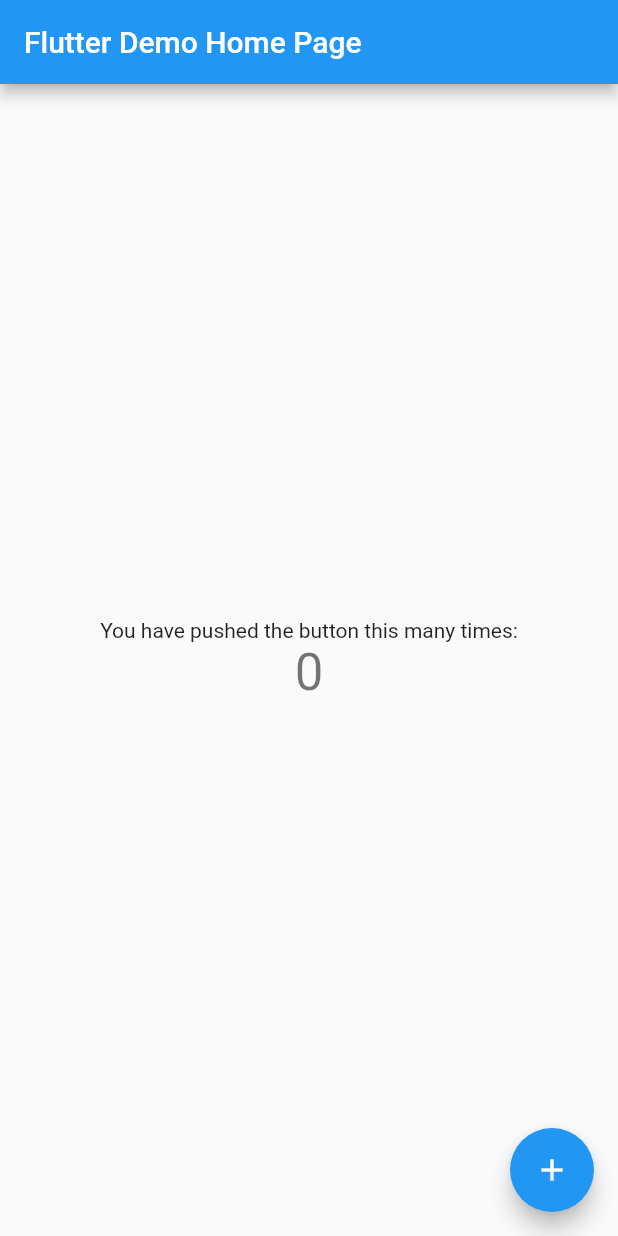
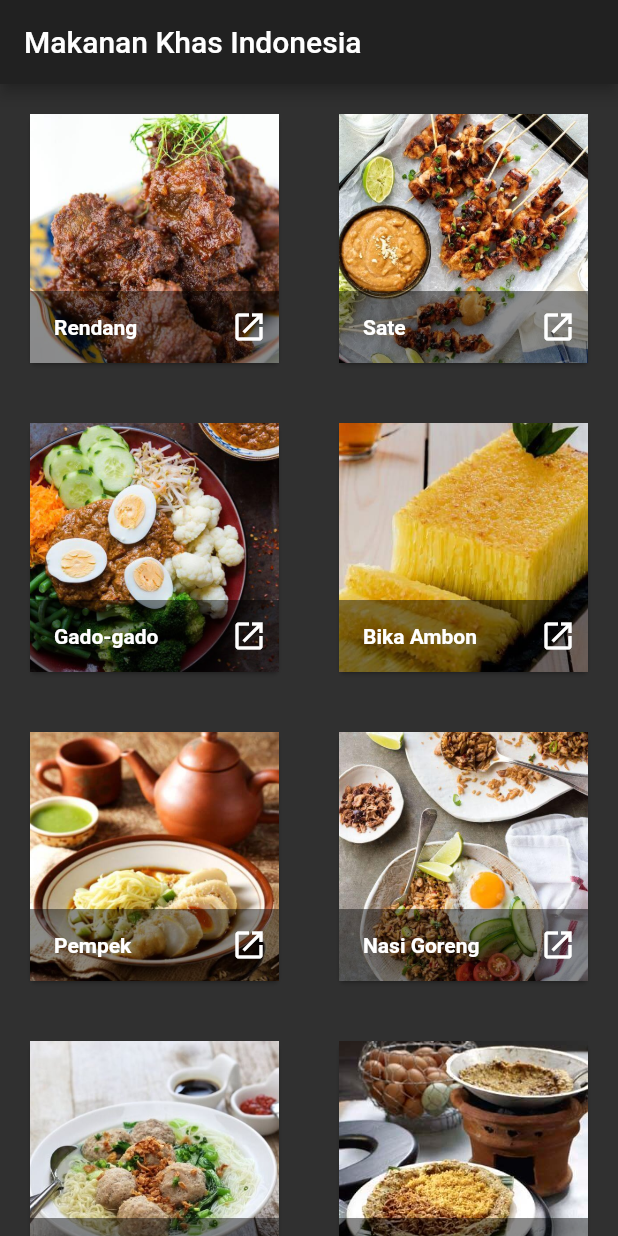
Before and after one commit to devararishivian/mealio, a Flutter app: the screen it shows after launch, on a phone screen of 412 x 824 dp. Run offline on Flutter 3.47's test engine with Material 2 defaults, Android fonts, the phone set to English and light mode, and no system bars.

Commit message:
sync with previous project

```diff
--- /dev/null
+++ b/lib/food_detail_page.dart
@@ -0,0 +1,57 @@
+import 'package:flutter/material.dart';
+import 'food_list.dart';
+
+class FoodDetailPage extends StatelessWidget {
+  FoodDetailPage({this.index});
+
+  final int index;
+
+  @override
+  Widget build(BuildContext context) {
+    return Scaffold(
+      appBar: AppBar(
+          title: Text(FoodList().getFoodName(index)),
+          leading: IconButton(
+            icon: Icon(Icons.arrow_back),
+            onPressed: () => Navigator.pop(context, false),
+          )),
+      body: Column(
+        mainAxisAlignment: MainAxisAlignment.center,
+        children: <Widget>[
+          Container(
+            margin: EdgeInsets.all(20.0),
+            decoration: BoxDecoration(
+              color: Colors.white10,
+              borderRadius: BorderRadius.circular(10.0),
+            ),
+            child: Padding(
+              padding: const EdgeInsets.all(25.0),
+              child: Column(
+                children: <Widget>[
+                  Container(
+                    margin: EdgeInsets.only(bottom: 25.0),
+                    child: CircleAvatar(
+                      radius: 75.0,
+                      backgroundImage: AssetImage(
+                          'images/' + FoodList().getFoodPicture(index)),
+                    ),
+                  ),
+                  Container(
+                    decoration: BoxDecoration(
+                      color: Colors.black26,
+                      borderRadius: BorderRadius.circular(10.0),
+                    ),
+                    child: Padding(
+                      padding: const EdgeInsets.all(16.0),
+                      child: Text(FoodList().getFoodDetail(index)),
+                    ),
+                  ),
+                ],
+              ),
+            ),
+          ),
+        ],
+      ),
+    );
+  }
+}
--- /dev/null
+++ b/lib/food_list.dart
@@ -0,0 +1,110 @@
+class FoodList {
+  List<Map> _foodList = [
+    {
+      'name': 'Rendang',
+      'picture': 'rendang.jpg',
+      'detail':
+          'Dilihat dari gambarnya saja rendang sudah lezat, apalagi saat kamu mencicipinya. Kelezatan rendang sudah dikenal dunia. Bahan utama rendang adalah daging. Dimasak dengan aneka bumbu khas Indonesia, rasa rendang menjadi tiada duanya. Banyak orang yang langsung ketagihan pada saat pertama kali mereka mencicipi rendang.'
+    },
+    {
+      'name': 'Sate',
+      'picture': 'sate.jpg',
+      'detail':
+          'Sate, siapa yang tidak suka makan sate? Makanan yang menggunakan tusuk bambu dan menghasilkan bau harum saat dibakar ini adalah makanan kesukaan banyak orang Indonesia. Jenis sate ada bermacam-macam, seperti sate ayam, babi dan kambing. Gambar makanan sate di atas sudah membuatmu meneteskan air liur, kan?'
+    },
+    {
+      'name': 'Gado-gado',
+      'picture': 'gado.jpg',
+      'detail':
+          'Gado-gado adalah makanan khas Indonesia yang sehat. Kamu bisa lihat dari gambar makanan di atas, isinya adalah sayur-sayuran. Dicampur dengan bumbu kacang super lezat membuat gado-gado menjadi salah satu makanan berisi sayuran yang paling banyak disukai.'
+    },
+    {
+      'name': 'Bika Ambon',
+      'picture': 'bika.jpg',
+      'detail':
+          'Ada kue khas Indonesia yang rasanya disukai banyak orang. Nama kue tersebut adalah bika ambon. Bika ambon terbuat dari bahan-bahan utama pembuat kue, seperti telur, gula dan santan.'
+    },
+    {
+      'name': 'Pempek',
+      'picture': 'pempek.jpg',
+      'detail':
+          'Apa jadinya jika ikan dan tepung diadon menjadi satu lalu digoreng? Pempek adalah sebutan untuk makanan ini. Pempek biasanya dimakan menggunakan bumbunya yang terbuat dari cuka yang dicampur dengan gula. Jika gambar makanan di atas sudah mampu membuatmu lapar, maka bayangkan betapa menggiurkan rasanya.'
+    },
+    {
+      'name': 'Nasi Goreng',
+      'picture': 'nasgor.jpg',
+      'detail':
+          'Nasi goreng juga ada di negara-negara lain, namun bagaimanapun juga nasi goreng Indonesia terasa lebih enak di lidah karena memang dimasak menggunakan bumbu-bumbu khas Indonesia yang sangat kaya.'
+    },
+    {
+      'name': 'Bakso',
+      'picture': 'bakso.jpg',
+      'detail':
+          'Bakso, si makanan berbentuk bulat ini rasanya sungguh-sungguh lezat. Makan bakso setiap hari pun tidak masalah. Bakso yang umumnya dikonsumsi adalah bakso sapi dan bakso ikan. Tergantung selera masing-masing, namun menurut kami bakso sapi adalah yang ternikmat.'
+    },
+    {
+      'name': 'Kerak Telur',
+      'picture': 'kerak.jpg',
+      'detail':
+          'Gambar makanan apa yang berada di nomor delapan? Ya, kerak telur, jajanan khas Indonesia, lebih tepatnya Betawi. Kerak telur adalah campuran antara beras ketan dan telur ayam atau telur bebek yang kemudian dicampur dengan bumbu-bumbu.'
+    },
+    {
+      'name': 'Gudeg',
+      'picture': 'gudeg.jpg',
+      'detail':
+          'Makanan khas Indonesia yang bernama gudeg ini juga wajib kamu cicipi. Gudeg merupakan sayur nangka muda yang dimasak dengan gula merah dan santan. Agar lebih lezat, gudeg biasanya dimakan bersama telur rebus, ayam goreng dan beberapa lauk lainnya.'
+    },
+    {
+      'name': 'Sop Buntut',
+      'picture': 'sopbuntut.jpg',
+      'detail':
+          'Siapa sangka kalau buntut sapi ternyata enak jika dimasak dengan cinta dan bumbu yang tepat. Ya, memang seperti itulah kenyataannya. Kelezatan sop buntut terkenal bukan hanya di Indonesia, namun juga di luar negeri.'
+    },
+    {
+      'name': 'Rawon',
+      'picture': 'rawon.jpeg',
+      'detail':
+          'Rawon adalah makanan berkuah hitam pekat yang berasal dari provinsi Jawa Timur. Terbuat dari dua bahan utama, yaitu daging sapi dan kluwek, Rawon paling nikmat disantap hangat-hangat.'
+    },
+    {
+      'name': 'Opor',
+      'picture': 'opor.jpg',
+      'detail':
+          'Makanan santan dengan isi kentang, telur dan ayam yang sangat enak ini dinamakan opor. Saat sedang berada di luar negeri, apalagi di negara yang makanannya kurang sesuai dengan lidah, pasti kamu akan terbayang-bayang opor.'
+    },
+    {
+      'name': 'Soto',
+      'picture': 'soto.jpg',
+      'detail':
+          'Daging dan sayuran yang bersatu padu di dalam kuah dengan bumbu lezat adalah makanan khas Indonesia yang dinamai soto. Ada banyak jenis soto di Indonesia, tergantung asal kotanya. Walaupun jenisnya ada banyak, semuanya mampu menggoyang lidah.'
+    },
+    {
+      'name': 'Pepes',
+      'picture': 'pepes.jpg',
+      'detail':
+          'Setelah melihat gambar makanan pepes di atas, bagaimana pendapatmu? Apakah terlihat menarik untuk dicoba? Jangan tertipu, karena pepes rasanya enak walaupun tidak terlihat enak. Karena dibungkus dengan daun pisang, pepes mengeluarkan aroma yang sangat sedap. Isi pepes itu sendiri bisa bermacam-macam, misalnya saja tahu, telur, ayam, ataupun jamur.'
+    },
+    {
+      'name': 'Gorengan',
+      'picture': 'gorengan.jpg',
+      'detail':
+          'Masyarakat Indonesia sudah tahu bahwa gorengan itu merupakan makanan yang kurang sehat untuk tubuh, namun tetap saja gorengan adalah makanan yang sudah menjadi bagian dari kehidupan banyak penduduk Indonesia. Apa saja bisa dijadikan gorengan, namun yang umum adalah pisang, tempe, bakwan, ubi dan singkong.'
+    },
+  ];
+
+  String getFoodName(int index) {
+    return _foodList[index]['name'];
+  }
+
+  String getFoodPicture(int index) {
+    return _foodList[index]['picture'];
+  }
+
+  String getFoodDetail(int index) {
+    return _foodList[index]['detail'];
+  }
+
+  int countFoodList() {
+    return _foodList.length;
+  }
+}
--- /dev/null
+++ b/lib/food_page.dart
@@ -0,0 +1,63 @@
+import 'package:flutter/material.dart';
+import 'food_detail_page.dart';
+import 'food_list.dart';
+
+String mainTitle = 'Makanan Khas Indonesia';
+
+class FoodPage extends StatelessWidget {
+  const FoodPage({
+    Key key,
+  }) : super(key: key);
+
+  @override
+  Widget build(BuildContext context) {
+    return Scaffold(
+      appBar: AppBar(
+        title: Text(mainTitle),
+      ),
+      body: SafeArea(
+        child: GridView.builder(
+          itemCount: FoodList().countFoodList(),
+          gridDelegate: SliverGridDelegateWithFixedCrossAxisCount(
+            crossAxisCount: 2,
+          ),
+          itemBuilder: (BuildContext context, int index) {
+            return GestureDetector(
+              child: GridTile(
+                child: Card(
+                  margin: EdgeInsets.all(20.0),
+                  child: Hero(
+                    tag: FoodList().getFoodName(index),
+                    child: Image.asset(
+                      'images/' + FoodList().getFoodPicture(index),
+                      fit: BoxFit.cover,
+                    ),
+                  ),
+                ),
+                footer: Padding(
+                  padding: EdgeInsets.all(20.0),
+                  child: GridTileBar(
+                    backgroundColor: Colors.black45,
+                    title: Text(
+                      FoodList().getFoodName(index),
+                      style: TextStyle(fontWeight: FontWeight.bold),
+                    ),
+                    trailing: Icon(Icons.open_in_new),
+                  ),
+                ),
+              ),
+              onTap: () {
+                Navigator.push(
+                  context,
+                  MaterialPageRoute(
+                    builder: (context) => FoodDetailPage(index: index),
+                  ),
+                );
+              },
+            );
+          },
+        ),
+      ),
+    );
+  }
+}
--- a/lib/main.dart
+++ b/lib/main.dart
@@ -1,111 +1,17 @@
 import 'package:flutter/material.dart';
+import 'food_page.dart';
 
-void main() => runApp(MyApp());
+void main() => runApp(MakananKhasIndoApp());
 
-class MyApp extends StatelessWidget {
-  // This widget is the root of your application.
+String mainTitle = 'Makanan Khas Indonesia';
+
+class MakananKhasIndoApp extends StatelessWidget {
   @override
   Widget build(BuildContext context) {
     return MaterialApp(
-      title: 'Flutter Demo',
-      theme: ThemeData(
-        // This is the theme of your application.
-        //
-        // Try running your application with "flutter run". You'll see the
-        // application has a blue toolbar. Then, without quitting the app, try
-        // changing the primarySwatch below to Colors.green and then invoke
-        // "hot reload" (press "r" in the console where you ran "flutter run",
-        // or simply save your changes to "hot reload" in a Flutter IDE).
-        // Notice that the counter didn't reset back to zero; the application
-        // is not restarted.
-        primarySwatch: Colors.blue,
-      ),
-      home: MyHomePage(title: 'Flutter Demo Home Page'),
+      theme: ThemeData.dark(),
+      title: mainTitle,
+      home: new FoodPage(),
     );
   }
 }
-
-class MyHomePage extends StatefulWidget {
-  MyHomePage({Key key, this.title}) : super(key: key);
-
-  // This widget is the home page of your application. It is stateful, meaning
-  // that it has a State object (defined below) that contains fields that affect
-  // how it looks.
-
-  // This class is the configuration for the state. It holds the values (in this
-  // case the title) provided by the parent (in this case the App widget) and
-  // used by the build method of the State. Fields in a Widget subclass are
-  // always marked "final".
-
-  final String title;
-
-  @override
-  _MyHomePageState createState() => _MyHomePageState();
-}
-
-class _MyHomePageState extends State<MyHomePage> {
-  int _counter = 0;
-
-  void _incrementCounter() {
-    setState(() {
-      // This call to setState tells the Flutter framework that something has
-      // changed in this State, which causes it to rerun the build method below
-      // so that the display can reflect the updated values. If we changed
-      // _counter without calling setState(), then the build method would not be
-      // called again, and so nothing would appear to happen.
-      _counter++;
-    });
-  }
-
-  @override
-  Widget build(BuildContext context) {
-    // This method is rerun every time setState is called, for instance as done
-    // by the _incrementCounter method above.
-    //
-    // The Flutter framework has been optimized to make rerunning build methods
-    // fast, so that you can just rebuild anything that needs updating rather
-    // than having to individually change instances of widgets.
-    return Scaffold(
-      appBar: AppBar(
-        // Here we take the value from the MyHomePage object that was created by
-        // the App.build method, and use it to set our appbar title.
-        title: Text(widget.title),
-      ),
-      body: Center(
-        // Center is a layout widget. It takes a single child and positions it
-        // in the middle of the parent.
-        child: Column(
-          // Column is also layout widget. It takes a list of children and
-          // arranges them vertically. By default, it sizes itself to fit its
-          // children horizontally, and tries to be as tall as its parent.
-          //
-          // Invoke "debug painting" (press "p" in the console, choose the
-          // "Toggle Debug Paint" action from the Flutter Inspector in Android
-          // Studio, or the "Toggle Debug Paint" command in Visual Studio Code)
-          // to see the wireframe for each widget.
-          //
-          // Column has various properties to control how it sizes itself and
-          // how it positions its children. Here we use mainAxisAlignment to
-          // center the children vertically; the main axis here is the vertical
-          // axis because Columns are vertical (the cross axis would be
-          // horizontal).
-          mainAxisAlignment: MainAxisAlignment.center,
-          children: <Widget>[
-            Text(
-              'You have pushed the button this many times:',
-            ),
-            Text(
-              '$_counter',
-              style: Theme.of(context).textTheme.display1,
-            ),
-          ],
-        ),
-      ),
-      floatingActionButton: FloatingActionButton(
-        onPressed: _incrementCounter,
-        tooltip: 'Increment',
-        child: Icon(Icons.add),
-      ), // This trailing comma makes auto-formatting nicer for build methods.
-    );
-  }
-}
```
